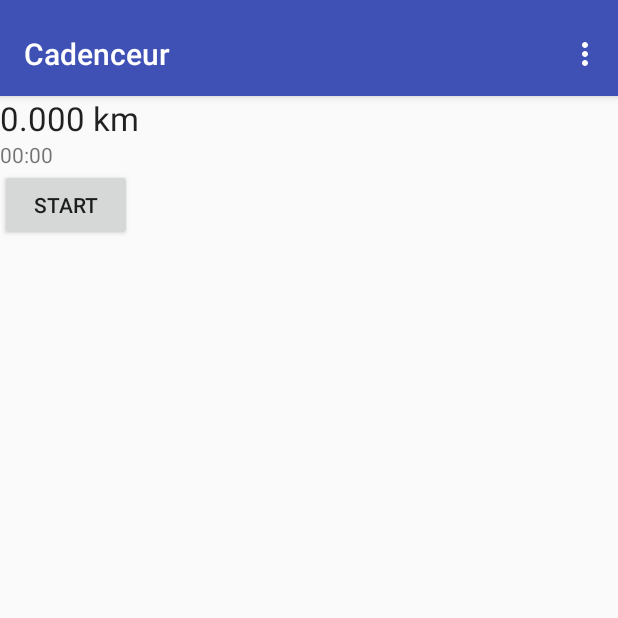
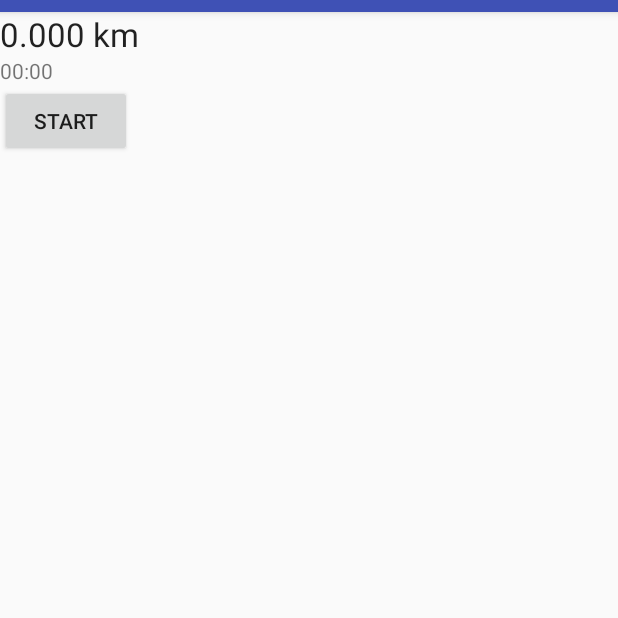
Before and after one commit to maubard/Cadenceur, an Android app: the screen it shows after launch (MainActivity), on a phone screen of 412 x 824 dp, the top half of it. Run offline under Robolectric (Android 15) with nearby library versions, the phone set to English and light mode, and no system bars.

Commit message:
Clean project

```diff
--- a/app/src/main/java/com/marion/whitemadder/controller/MainActivity.java
+++ b/app/src/main/java/com/marion/whitemadder/controller/MainActivity.java
@@ -1,45 +1,87 @@
 package com.marion.whitemadder.controller;
 
 import android.os.Bundle;
+import android.support.v4.app.Fragment;
+import android.support.v4.app.FragmentManager;
+import android.support.v4.app.FragmentPagerAdapter;
+import android.support.v4.view.ViewPager;
 import android.support.v7.app.AppCompatActivity;
-import android.support.v7.widget.Toolbar;
-import android.view.Menu;
-import android.view.MenuItem;
 
 import com.marion.whitemadder.R;
 
 public class MainActivity extends AppCompatActivity {
+
+    /**
+     * The {@link android.support.v4.view.PagerAdapter} that will provide
+     * fragments for each of the sections. We use a
+     * {@link FragmentPagerAdapter} derivative, which will keep every
+     * loaded fragment in memory. If this becomes too memory intensive, it
+     * may be best to switch to a
+     * {@link android.support.v4.app.FragmentStatePagerAdapter}.
+     */
+    private SectionsPagerAdapter mSectionsPagerAdapter;
+
+    /**
+     * The {@link ViewPager} that will host the section contents.
+     */
+    private ViewPager mViewPager;
+
+    private StartFragment mStartFragment;
+    private MyAreasFragment mAreaFragment;
 
     @Override
     protected void onCreate(Bundle savedInstanceState) {
         super.onCreate(savedInstanceState);
         setContentView(R.layout.activity_main);
 
-        Toolbar toolbar = (Toolbar) findViewById(R.id.toolbar);
-        setSupportActionBar(toolbar);
+        // Create the adapter that will return a fragment for each of the three
+        // primary sections of the activity.
+        mSectionsPagerAdapter = new SectionsPagerAdapter(getSupportFragmentManager());
 
+        // Set up the ViewPager with the sections adapter.
+        mViewPager = (ViewPager) findViewById(R.id.container);
+        mViewPager.setAdapter(mSectionsPagerAdapter);
+
+        mStartFragment = new StartFragment();
+        mAreaFragment = new MyAreasFragment();
     }
 
+    /**
+     * A {@link FragmentPagerAdapter} that returns a fragment corresponding to
+     * one of the sections/tabs/pages.
+     */
+    public class SectionsPagerAdapter extends FragmentPagerAdapter {
 
-    @Override
-    public boolean onCreateOptionsMenu(Menu menu) {
-        // Inflate the menu; this adds items to the action bar if it is present.
-        getMenuInflater().inflate(R.menu.menu_main, menu);
-        return true;
-    }
-
-    @Override
-    public boolean onOptionsItemSelected(MenuItem item) {
-        // Handle action bar item clicks here. The action bar will
-        // automatically handle clicks on the Home/Up button, so long
-        // as you specify a parent activity in AndroidManifest.xml.
-        int id = item.getItemId();
-
-        //noinspection SimplifiableIfStatement
-        if (id == R.id.action_settings) {
-            return true;
+        public SectionsPagerAdapter(FragmentManager fm) {
+            super(fm);
         }
 
-        return super.onOptionsItemSelected(item);
+        @Override
+        public Fragment getItem(int position) {
+            switch (position) {
+                case 0:
+                    return mStartFragment;
+                case 1:
+                    return mAreaFragment;
+            }
+            return null;
+        }
+
+        @Override
+        public int getCount() {
+            // Show 2 total pages.
+            return 2;
+        }
+
+        @Override
+        public CharSequence getPageTitle(int position) {
+            switch (position) {
+                case 0:
+                    return "TIMER";
+                case 1:
+                    return "MY AREAS";
+            }
+            return null;
+        }
     }
 }
--- a/app/src/main/java/com/marion/whitemadder/controller/MyAreasFragment.java
+++ b/app/src/main/java/com/marion/whitemadder/controller/MyAreasFragment.java
@@ -1,7 +1,27 @@
 package com.marion.whitemadder.controller;
+
+import android.os.Bundle;
+import android.support.v4.app.Fragment;
+import android.view.LayoutInflater;
+import android.view.View;
+import android.view.ViewGroup;
+
+import com.marion.whitemadder.R;
 
 /**
  * Created by marion on 30/01/16.
  */
-public class MyAreasFragment {
+public class MyAreasFragment extends Fragment {
+
+    public MyAreasFragment() {
+
+    }
+
+    @Override
+    public View onCreateView(LayoutInflater inflater, ViewGroup container,
+                             Bundle savedInstanceState) {
+        // Inflate the layout for this fragment
+        View view = inflater.inflate(R.layout.fragment_myareas, container, false);
+        return view;
+    }
 }
--- a/app/src/main/res/layout/activity_main.xml
+++ b/app/src/main/res/layout/activity_main.xml
@@ -14,22 +14,10 @@
         android:layout_height="wrap_content"
         android:paddingTop="@dimen/appbar_padding_top"
         android:theme="@style/AppTheme.AppBarOverlay">
-
-        <android.support.v7.widget.Toolbar
-            android:id="@+id/toolbar"
-            android:layout_width="match_parent"
-            android:layout_height="?attr/actionBarSize"
-            android:background="?attr/colorPrimary"
-            app:layout_scrollFlags="scroll|enterAlways"
-            app:popupTheme="@style/AppTheme.PopupOverlay">
-
-        </android.support.v7.widget.Toolbar>
-
     </android.support.design.widget.AppBarLayout>
 
-    <fragment
+    <android.support.v4.view.ViewPager
         android:id="@+id/container"
-        android:name="com.marion.whitemadder.controller.StartFragment"
         android:layout_width="match_parent"
         android:layout_height="match_parent"
         app:layout_behavior="@string/appbar_scrolling_view_behavior" />
--- a/app/src/main/res/menu/menu_main.xml
+++ /dev/null
@@ -1,10 +0,0 @@
-<menu xmlns:android="http://schemas.android.com/apk/res/android"
-    xmlns:app="http://schemas.android.com/apk/res-auto"
-    xmlns:tools="http://schemas.android.com/tools"
-    tools:context=".controller.MainActivity">
-    <item
-        android:id="@+id/action_settings"
-        android:orderInCategory="100"
-        android:title="@string/action_settings"
-        app:showAsAction="never" />
-</menu>
--- a/app/src/main/res/values-v21/styles.xml
+++ /dev/null
@@ -1,9 +0,0 @@
-<resources>>
-
-    <style name="AppTheme.NoActionBar">
-        <item name="windowActionBar">false</item>
-        <item name="windowNoTitle">true</item>
-        <item name="android:windowDrawsSystemBarBackgrounds">true</item>
-        <item name="android:statusBarColor">@android:color/transparent</item>
-    </style>
-</resources>
--- a/app/src/main/res/values-w820dp/dimens.xml
+++ /dev/null
@@ -1,6 +0,0 @@
-<resources>
-    <!-- Example customization of dimensions originally defined in res/values/dimens.xml
-         (such as screen margins) for screens with more than 820dp of available width. This
-         would include 7" and 10" devices in landscape (~960dp and ~1280dp respectively). -->
-    <dimen name="activity_horizontal_margin">64dp</dimen>
-</resources>
```
Also changed, not shown: app/src/main/res/layout/fragment_myareas.xml (renamed from app/src/main/res/layout/myareas.xml), 2 other files.
